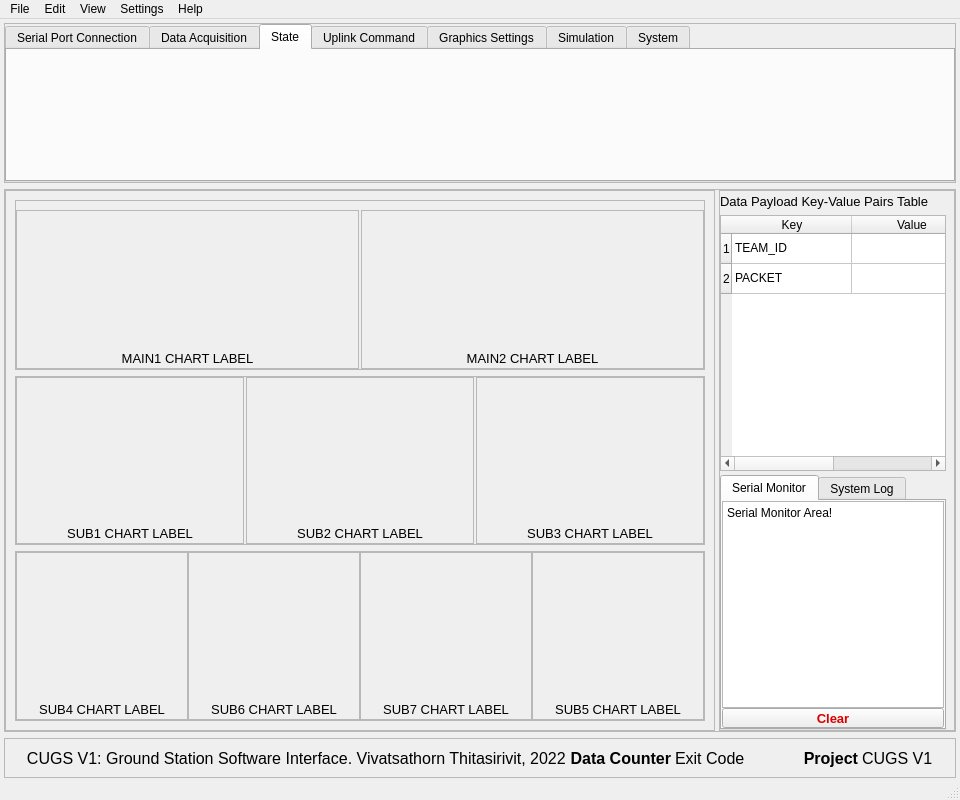
Before: the Qt Designer form gui/cugs_mainwindow.ui in vtneil/cugs-v1, drawn with Qt 5.
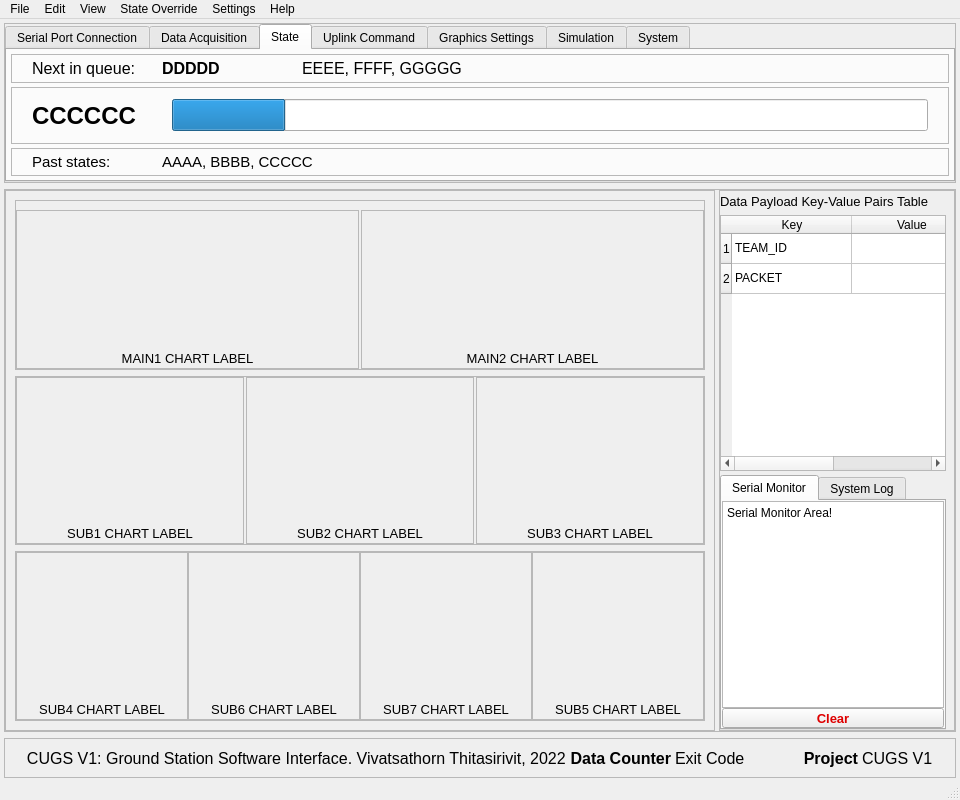
After: the same form once the commit is applied. The open tabs and pages were chosen to show the change.

Commit message: Add state functionality (half-done)

Patch:
```diff
--- a/gui/cugs_mainwindow.ui
+++ b/gui/cugs_mainwindow.ui
@@ -1198,6 +1198,229 @@
           <attribute name="title">
            <string>State</string>
           </attribute>
+          <layout class="QVBoxLayout" name="verticalLayout_30" stretch="1,2,1">
+           <property name="spacing">
+            <number>4</number>
+           </property>
+           <property name="leftMargin">
+            <number>4</number>
+           </property>
+           <property name="topMargin">
+            <number>4</number>
+           </property>
+           <property name="rightMargin">
+            <number>4</number>
+           </property>
+           <property name="bottomMargin">
+            <number>4</number>
+           </property>
+           <item>
+            <widget class="QFrame" name="fr_state_01">
+             <property name="frameShape">
+              <enum>QFrame::StyledPanel</enum>
+             </property>
+             <property name="frameShadow">
+              <enum>QFrame::Raised</enum>
+             </property>
+             <layout class="QHBoxLayout" name="horizontalLayout_15">
+              <property name="spacing">
+               <number>20</number>
+              </property>
+              <property name="leftMargin">
+               <number>20</number>
+              </property>
+              <property name="topMargin">
+               <number>0</number>
+              </property>
+              <property name="rightMargin">
+               <number>0</number>
+              </property>
+              <property name="bottomMargin">
+               <number>0</number>
+              </property>
+              <item>
+               <widget class="QLabel" name="lb_uc_state_inf">
+                <property name="maximumSize">
+                 <size>
+                  <width>110</width>
+                  <height>16777215</height>
+                 </size>
+                </property>
+                <property name="font">
+                 <font>
+                  <pointsize>12</pointsize>
+                 </font>
+                </property>
+                <property name="text">
+                 <string>Next in queue:</string>
+                </property>
+               </widget>
+              </item>
+              <item>
+               <widget class="QLabel" name="lb_uc_state_uni">
+                <property name="maximumSize">
+                 <size>
+                  <width>120</width>
+                  <height>16777215</height>
+                 </size>
+                </property>
+                <property name="font">
+                 <font>
+                  <pointsize>12</pointsize>
+                  <weight>75</weight>
+                  <bold>true</bold>
+                 </font>
+                </property>
+                <property name="text">
+                 <string>DDDDD</string>
+                </property>
+               </widget>
+              </item>
+              <item>
+               <widget class="QLabel" name="lb_uc_state_list">
+                <property name="font">
+                 <font>
+                  <pointsize>12</pointsize>
+                 </font>
+                </property>
+                <property name="text">
+                 <string>EEEE, FFFF, GGGGG</string>
+                </property>
+               </widget>
+              </item>
+             </layout>
+            </widget>
+           </item>
+           <item>
+            <widget class="QFrame" name="fr_state_02">
+             <property name="frameShape">
+              <enum>QFrame::StyledPanel</enum>
+             </property>
+             <property name="frameShadow">
+              <enum>QFrame::Raised</enum>
+             </property>
+             <layout class="QHBoxLayout" name="horizontalLayout_16">
+              <property name="spacing">
+               <number>20</number>
+              </property>
+              <property name="leftMargin">
+               <number>20</number>
+              </property>
+              <property name="topMargin">
+               <number>0</number>
+              </property>
+              <property name="rightMargin">
+               <number>20</number>
+              </property>
+              <property name="bottomMargin">
+               <number>0</number>
+              </property>
+              <item>
+               <widget class="QLabel" name="lb_curr_state_uni">
+                <property name="minimumSize">
+                 <size>
+                  <width>120</width>
+                  <height>0</height>
+                 </size>
+                </property>
+                <property name="maximumSize">
+                 <size>
+                  <width>16777215</width>
+                  <height>16777215</height>
+                 </size>
+                </property>
+                <property name="font">
+                 <font>
+                  <pointsize>18</pointsize>
+                  <weight>75</weight>
+                  <bold>true</bold>
+                 </font>
+                </property>
+                <property name="text">
+                 <string>CCCCCC</string>
+                </property>
+               </widget>
+              </item>
+              <item>
+               <widget class="QProgressBar" name="pg_bar_states">
+                <property name="minimumSize">
+                 <size>
+                  <width>0</width>
+                  <height>32</height>
+                 </size>
+                </property>
+                <property name="styleSheet">
+                 <string notr="true"/>
+                </property>
+                <property name="value">
+                 <number>15</number>
+                </property>
+                <property name="textVisible">
+                 <bool>false</bool>
+                </property>
+               </widget>
+              </item>
+             </layout>
+            </widget>
+           </item>
+           <item>
+            <widget class="QFrame" name="fr_state_03">
+             <property name="frameShape">
+              <enum>QFrame::StyledPanel</enum>
+             </property>
+             <property name="frameShadow">
+              <enum>QFrame::Raised</enum>
+             </property>
+             <layout class="QHBoxLayout" name="horizontalLayout_17">
+              <property name="spacing">
+               <number>20</number>
+              </property>
+              <property name="leftMargin">
+               <number>20</number>
+              </property>
+              <property name="topMargin">
+               <number>0</number>
+              </property>
+              <property name="rightMargin">
+               <number>20</number>
+              </property>
+              <property name="bottomMargin">
+               <number>0</number>
+              </property>
+              <item>
+               <widget class="QLabel" name="lb_past_state_inf">
+                <property name="maximumSize">
+                 <size>
+                  <width>110</width>
+                  <height>16777215</height>
+                 </size>
+                </property>
+                <property name="font">
+                 <font>
+                  <pointsize>11</pointsize>
+                 </font>
+                </property>
+                <property name="text">
+                 <string>Past states:</string>
+                </property>
+               </widget>
+              </item>
+              <item>
+               <widget class="QLabel" name="lb_past_state_list">
+                <property name="font">
+                 <font>
+                  <pointsize>11</pointsize>
+                 </font>
+                </property>
+                <property name="text">
+                 <string>AAAA, BBBB, CCCCC</string>
+                </property>
+               </widget>
+              </item>
+             </layout>
+            </widget>
+           </item>
+          </layout>
          </widget>
          <widget class="QWidget" name="tab_uplink">
           <attribute name="title">
@@ -2285,9 +2508,15 @@
     </property>
     <addaction name="actionPreferences"/>
    </widget>
+   <widget class="QMenu" name="menuState_Override">
+    <property name="title">
+     <string>State Override</string>
+    </property>
+   </widget>
    <addaction name="menuFile"/>
    <addaction name="menuEdit"/>
    <addaction name="menuView"/>
+   <addaction name="menuState_Override"/>
    <addaction name="menuSettings"/>
    <addaction name="menuHelp"/>
   </widget>
```
Left out of the diff: 4 changed lines with no effect on the pictures. The commit also changes 6 other files.
